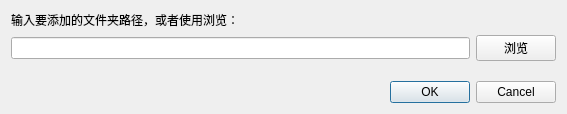
Above: VoiceBankUtils/foldersadddialog.ui from shine5402/VoicebankManager before the change. Below: the same form after it.
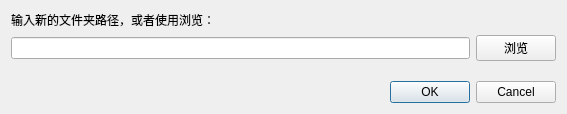
That is the form after the change.

Commit message: 修复 文件夹列表管理窗口（比如忽略文件夹列表）下方的按钮没有作用的问题 新增 文件夹列表管理窗口新增修改按钮，可修改选中路径

Patch:
```diff
--- a/VoiceBankUtils/foldersadddialog.ui
+++ b/VoiceBankUtils/foldersadddialog.ui
@@ -17,7 +17,7 @@
    <item row="0" column="0">
     <widget class="QLabel" name="label">
      <property name="text">
-      <string>输入要添加的文件夹路径，或者使用浏览：</string>
+      <string>输入新的文件夹路径，或者使用浏览：</string>
      </property>
     </widget>
    </item>
```
Left out of the diff: 2 changed lines with no effect on the pictures. The commit also changes 5 other files.
